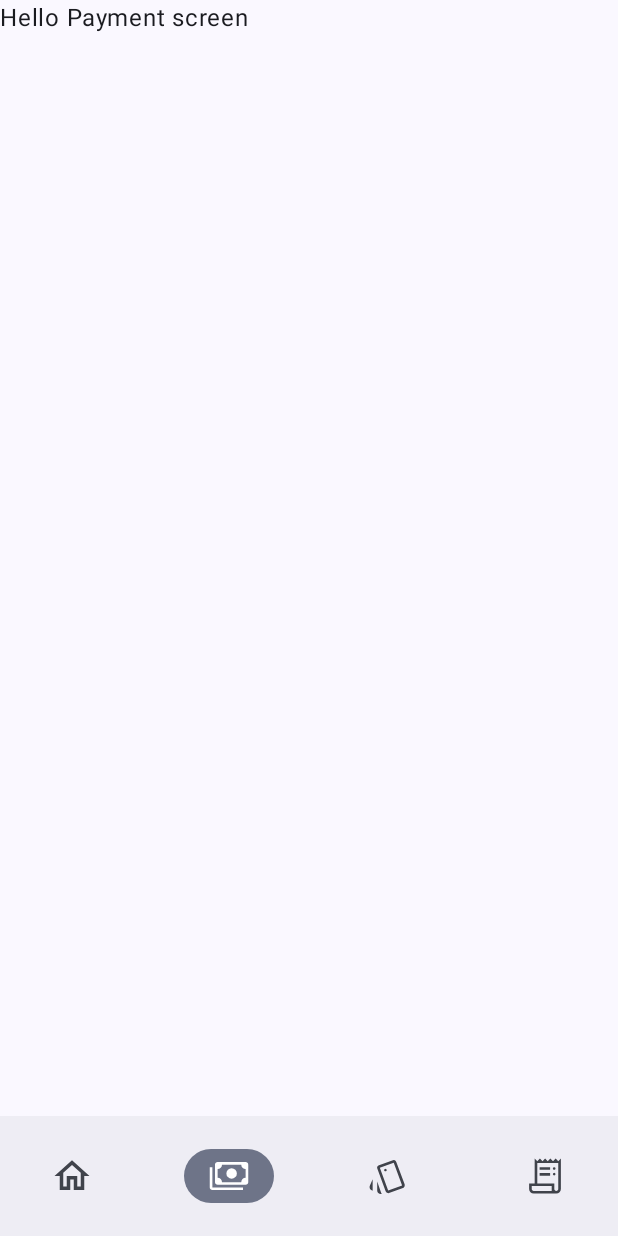
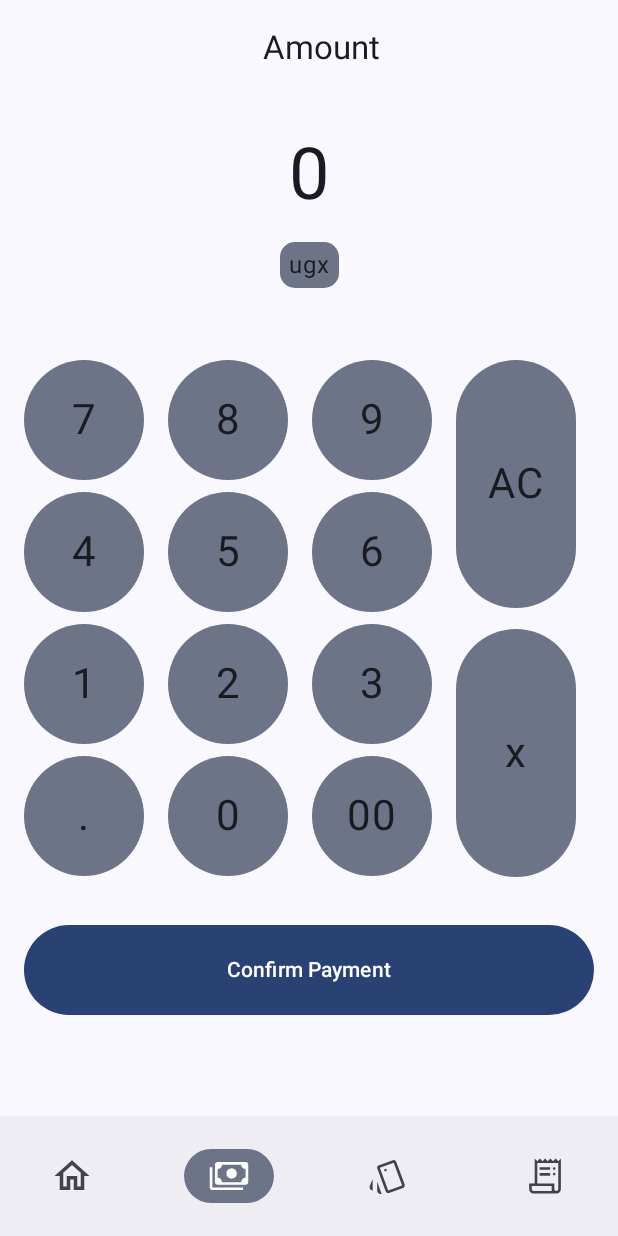
Before and after one commit to Khor-12/SmartPay, an Android app built with Jetpack Compose: the AppContent screen opened through its navigation route, item 2 of the bottom bar chosen, on a phone screen of 412 x 824 dp. Run offline under Robolectric (Android 15) with nearby library versions, the phone set to English and light mode, and no system bars; our stand-ins replace Dagger/Hilt's generated code, Firebase (no records; nobody signed in at launch, a user with empty details on screens opened directly); libraries missing offline, so code that uses them is left out: com.google.mlkit.vision.

```diff
--- a/app/src/main/java/com/khor/smartpay/feature_cards/presentation/CardsScreen.kt
+++ b/app/src/main/java/com/khor/smartpay/feature_cards/presentation/CardsScreen.kt
@@ -114,7 +114,7 @@ fun CardsScreen() {
                 .padding(16.dp),
             contentAlignment = Alignment.Center
         ) {
-            Text("No cards available.")
+            Text("No cards available.", modifier = Modifier.offset(y = (-50).dp))
         }
     }
 
--- a/app/src/main/java/com/khor/smartpay/feature_cards/presentation/components/QrCodeCard.kt
+++ b/app/src/main/java/com/khor/smartpay/feature_cards/presentation/components/QrCodeCard.kt
@@ -134,7 +134,7 @@ fun QrCodeCard(
         if (showAlertLimit) {
             AlertDialog(
                 onDismissRequest = { showAlertLimit = false },
-                title = { Text(text = "Freeze", style = MaterialTheme.typography.headlineMedium) },
+                title = { Text(text = "Limit", style = MaterialTheme.typography.headlineMedium) },
                 text = {
                     TextField(
                         value = textFieldValue,
--- a/app/src/main/java/com/khor/smartpay/feature_payment/PaymentScreen.kt
+++ b/app/src/main/java/com/khor/smartpay/feature_payment/PaymentScreen.kt
@@ -1,9 +1,59 @@
 package com.khor.smartpay.feature_payment
 
+import androidx.compose.foundation.background
+import androidx.compose.foundation.layout.Box
+import androidx.compose.foundation.layout.Column
+import androidx.compose.foundation.layout.fillMaxWidth
+import androidx.compose.foundation.layout.padding
+import androidx.compose.foundation.shape.RoundedCornerShape
+import androidx.compose.material3.Button
+import androidx.compose.material3.MaterialTheme
 import androidx.compose.material3.Text
 import androidx.compose.runtime.Composable
+import androidx.compose.ui.Alignment
+import androidx.compose.ui.Modifier
+import androidx.compose.ui.draw.clip
+import androidx.compose.ui.text.style.TextAlign
+import androidx.compose.ui.unit.dp
+import androidx.hilt.navigation.compose.hiltViewModel
+import com.khor.smartpay.core.presentation.components.StandardToolbar
+import com.khor.smartpay.feature_payment.components.PaymentAmountText
+import com.khor.smartpay.feature_payment.components.PaymentButtonContainer
 
 @Composable
 fun PaymentScreen() {
-    Text(text = "Hello Payment screen")
+    val viewModel: PaymentViewModel = hiltViewModel()
+    val state = viewModel.state
+
+    StandardToolbar(
+        title = {
+            Text(
+                text = "Amount",
+                modifier = Modifier.fillMaxWidth(),
+                textAlign = TextAlign.Center
+            )
+        }
+    )
+
+    Column(horizontalAlignment = Alignment.CenterHorizontally) {
+        PaymentAmountText(modifier = Modifier.padding(top = 24.dp), state)
+
+        Box(
+            modifier = Modifier
+                .padding(top = 16.dp)
+                .clip(RoundedCornerShape(10.dp))
+                .background(MaterialTheme.colorScheme.secondaryContainer)
+        ) {
+            Text(text = "ugx", modifier = Modifier.padding(vertical = 3.dp, horizontal = 6.dp))
+        }
+
+        PaymentButtonContainer(
+            modifier = Modifier.padding(top = 32.dp),
+            viewModel::onEvent
+        )
+
+    }
+
+
+
 }
--- /dev/null
+++ b/app/src/main/java/com/khor/smartpay/feature_payment/PaymentScreenState.kt
@@ -0,0 +1,7 @@
+package com.khor.smartpay.feature_payment
+
+import androidx.compose.runtime.MutableState
+
+data class PaymentScreenState(
+    val amount: String? = null
+)
--- /dev/null
+++ b/app/src/main/java/com/khor/smartpay/feature_payment/components/PaymentAmountText.kt
@@ -0,0 +1,28 @@
+package com.khor.smartpay.feature_payment.components
+
+import androidx.compose.foundation.layout.fillMaxWidth
+import androidx.compose.material3.MaterialTheme
+import androidx.compose.material3.Text
+import androidx.compose.runtime.Composable
+import androidx.compose.runtime.MutableState
+import androidx.compose.ui.Modifier
+import androidx.compose.ui.text.style.TextAlign
+import androidx.compose.ui.unit.sp
+import com.khor.smartpay.feature_payment.PaymentScreenState
+import java.text.NumberFormat
+import java.util.Locale
+
+@Composable
+fun PaymentAmountText(
+    modifier: Modifier = Modifier,
+    state: PaymentScreenState
+) {
+    Text(
+        modifier = modifier.fillMaxWidth(),
+        text = if (state.amount.isNullOrBlank()) "0" else NumberFormat.getNumberInstance(Locale.US)
+            .format(state.amount.toDouble()),
+        style = MaterialTheme.typography.headlineLarge,
+        fontSize = 48.sp,
+        textAlign = TextAlign.Center,
+    )
+}
--- /dev/null
+++ b/app/src/main/java/com/khor/smartpay/feature_payment/components/PaymentButton.kt
@@ -0,0 +1,38 @@
+package com.khor.smartpay.feature_payment.components
+
+import androidx.compose.foundation.background
+import androidx.compose.foundation.clickable
+import androidx.compose.foundation.layout.Box
+import androidx.compose.foundation.layout.padding
+import androidx.compose.foundation.layout.size
+import androidx.compose.foundation.shape.CircleShape
+import androidx.compose.material3.MaterialTheme
+import androidx.compose.material3.Text
+import androidx.compose.runtime.Composable
+import androidx.compose.ui.Alignment
+import androidx.compose.ui.Modifier
+import androidx.compose.ui.draw.clip
+import androidx.compose.ui.graphics.Color
+import androidx.compose.ui.unit.dp
+import androidx.compose.ui.unit.sp
+
+@Composable
+fun PaymentButton(
+    value: String,
+    modifier: Modifier,
+    onClick: () -> Unit
+) {
+    Box(
+        contentAlignment = Alignment.Center,
+        modifier = Modifier
+            .clip(CircleShape)
+            .clickable { onClick() }
+            .then(modifier)
+    ) {
+        Text(
+            text = value,
+            fontSize = 28.sp,
+            color = MaterialTheme.colorScheme.onBackground
+        )
+    }
+}
--- /dev/null
+++ b/app/src/main/java/com/khor/smartpay/feature_payment/components/PaymentButtonContainer.kt
@@ -0,0 +1,196 @@
+package com.khor.smartpay.feature_payment.components
+
+import androidx.compose.foundation.background
+import androidx.compose.foundation.layout.Arrangement
+import androidx.compose.foundation.layout.Column
+import androidx.compose.foundation.layout.Row
+import androidx.compose.foundation.layout.fillMaxSize
+import androidx.compose.foundation.layout.fillMaxWidth
+import androidx.compose.foundation.layout.height
+import androidx.compose.foundation.layout.padding
+import androidx.compose.foundation.layout.size
+import androidx.compose.material3.Button
+import androidx.compose.material3.MaterialTheme
+import androidx.compose.material3.Text
+import androidx.compose.runtime.Composable
+import androidx.compose.ui.Modifier
+import androidx.compose.ui.unit.dp
+import com.khor.smartpay.feature_payment.PaymentScreenEvent
+import com.khor.smartpay.feature_payment.PaymentViewModel
+
+@Composable
+fun PaymentButtonContainer(
+    modifier: Modifier,
+    onEvent: (PaymentScreenEvent) -> Unit
+) {
+    val buttonSpacing = 8.0.dp
+
+    Column(
+        modifier = Modifier
+            .fillMaxSize()
+            .then(modifier)
+    ) {
+        Row(
+            modifier = Modifier
+                .padding(16.dp),
+            horizontalArrangement = Arrangement.spacedBy(16.dp)
+        ) {
+            Column(
+                verticalArrangement = Arrangement.spacedBy(buttonSpacing)
+            ) {
+                PaymentButton(
+                    value = "7",
+                    modifier = Modifier
+                        .size(80.dp)
+                        .background(MaterialTheme.colorScheme.secondaryContainer),
+                    onClick = {
+                        onEvent(PaymentScreenEvent.Number(7))
+                    }
+                )
+                PaymentButton(
+                    value = "4",
+                    modifier = Modifier
+                        .size(80.dp)
+                        .background(MaterialTheme.colorScheme.secondaryContainer),
+                    onClick = {
+                        onEvent(PaymentScreenEvent.Number(4))
+                    }
+                )
+                PaymentButton(
+                    value = "1",
+                    modifier = Modifier
+                        .size(80.dp)
+                        .background(MaterialTheme.colorScheme.secondaryContainer),
+                    onClick = {
+                        onEvent(PaymentScreenEvent.Number(1))
+                    }
+                )
+                PaymentButton(
+                    value = ".",
+                    modifier = Modifier
+                        .size(80.dp)
+                        .background(MaterialTheme.colorScheme.secondaryContainer),
+                    onClick = {
+                        onEvent(PaymentScreenEvent.Decimal)
+                    }
+                )
+            }
+
+            Column(
+                verticalArrangement = Arrangement.spacedBy(buttonSpacing)
+            ) {
+                PaymentButton(
+                    value = "8",
+                    modifier = Modifier
+                        .size(80.dp)
+                        .background(MaterialTheme.colorScheme.secondaryContainer),
+                    onClick = {
+                        onEvent(PaymentScreenEvent.Number(8))
+                    }
+                )
+                PaymentButton(
+                    value = "5",
+                    modifier = Modifier
+                        .size(80.dp)
+                        .background(MaterialTheme.colorScheme.secondaryContainer),
+                    onClick = {
+                        onEvent(PaymentScreenEvent.Number(5))
+                    }
+                )
+                PaymentButton(
+                    value = "2",
+                    modifier = Modifier
+                        .size(80.dp)
+                        .background(MaterialTheme.colorScheme.secondaryContainer),
+                    onClick = {
+                        onEvent(PaymentScreenEvent.Number(2))
+                    }
+                )
+                PaymentButton(
+                    value = "0",
+                    modifier = Modifier
+                        .size(80.dp)
+                        .background(MaterialTheme.colorScheme.secondaryContainer),
+                    onClick = {
+                        onEvent(PaymentScreenEvent.Number(0))
+                    }
+                )
+            }
+
+            Column(
+                verticalArrangement = Arrangement.spacedBy(buttonSpacing)
+            ) {
+                PaymentButton(
+                    value = "9",
+                    modifier = Modifier
+                        .size(80.dp)
+                        .background(MaterialTheme.colorScheme.secondaryContainer),
+                    onClick = {
+                        onEvent(PaymentScreenEvent.Number(9))
+                    }
+                )
+                PaymentButton(
+                    value = "6",
+                    modifier = Modifier
+                        .size(80.dp)
+                        .background(MaterialTheme.colorScheme.secondaryContainer),
+                    onClick = {
+                        onEvent(PaymentScreenEvent.Number(6))
+                    }
+                )
+                PaymentButton(
+                    value = "3",
+                    modifier = Modifier
+                        .size(80.dp)
+                        .background(MaterialTheme.colorScheme.secondaryContainer),
+                    onClick = {
+                        onEvent(PaymentScreenEvent.Number(3))
+                    }
+                )
+                PaymentButton(
+                    value = "00",
+                    modifier = Modifier
+                        .size(80.dp)
+                        .background(MaterialTheme.colorScheme.secondaryContainer),
+                    onClick = {
+                        onEvent(PaymentScreenEvent.DoubleDigitZero)
+                    }
+                )
+            }
+
+            Column(
+                verticalArrangement = Arrangement.spacedBy(14.dp),
+
+            ) {
+                PaymentButton(
+                    value = "AC",
+                    modifier = Modifier
+                        .size(width = 80.dp, height = 165.dp)
+                        .background(MaterialTheme.colorScheme.secondaryContainer),
+                    onClick = {
+                        onEvent(PaymentScreenEvent.Clear)
+                    }
+                )
+                PaymentButton(
+                    value = "x",
+                    modifier = Modifier
+                        .size(width = 80.dp, height = 165.dp)
+                        .background(MaterialTheme.colorScheme.secondaryContainer),
+                    onClick = {
+                        onEvent(PaymentScreenEvent.Delete)
+                    }
+                )
+            }
+        }
+        Button(
+            onClick = { }, modifier = Modifier
+                .fillMaxWidth()
+                .padding(16.dp)
+                .height(60.dp)
+        ) {
+            Text("Confirm Payment")
+        }
+    }
+
+
+}
--- a/app/src/main/java/com/khor/smartpay/feature_transaction/presentation/component/TransactionCard.kt
+++ b/app/src/main/java/com/khor/smartpay/feature_transaction/presentation/component/TransactionCard.kt
@@ -1,4 +1,4 @@
-package com.khor.smartpay.feature_auth.feature_transaction.presentation.component
+package com.khor.smartpay.feature_transaction.presentation.component
 
 import androidx.compose.foundation.background
 import androidx.compose.foundation.layout.Box
@@ -12,7 +12,6 @@ import androidx.compose.foundation.layout.size
 import androidx.compose.foundation.layout.width
 import androidx.compose.foundation.shape.CircleShape
 import androidx.compose.material3.Card
-import androidx.compose.material3.CardDefaults
 import androidx.compose.material3.Icon
 import androidx.compose.material3.MaterialTheme
 import androidx.compose.material3.Text
```
Also changed, not shown: app/src/main/java/com/khor/smartpay/feature_payment/PaymentScreenEvent.kt (added, +9 -0 lines), app/src/main/java/com/khor/smartpay/feature_payment/PaymentViewModel.kt (added, +54 -0 lines), app/src/main/java/com/khor/smartpay/feature_transaction/presentation/TransactionsScreen.kt (+18 -6 lines).
